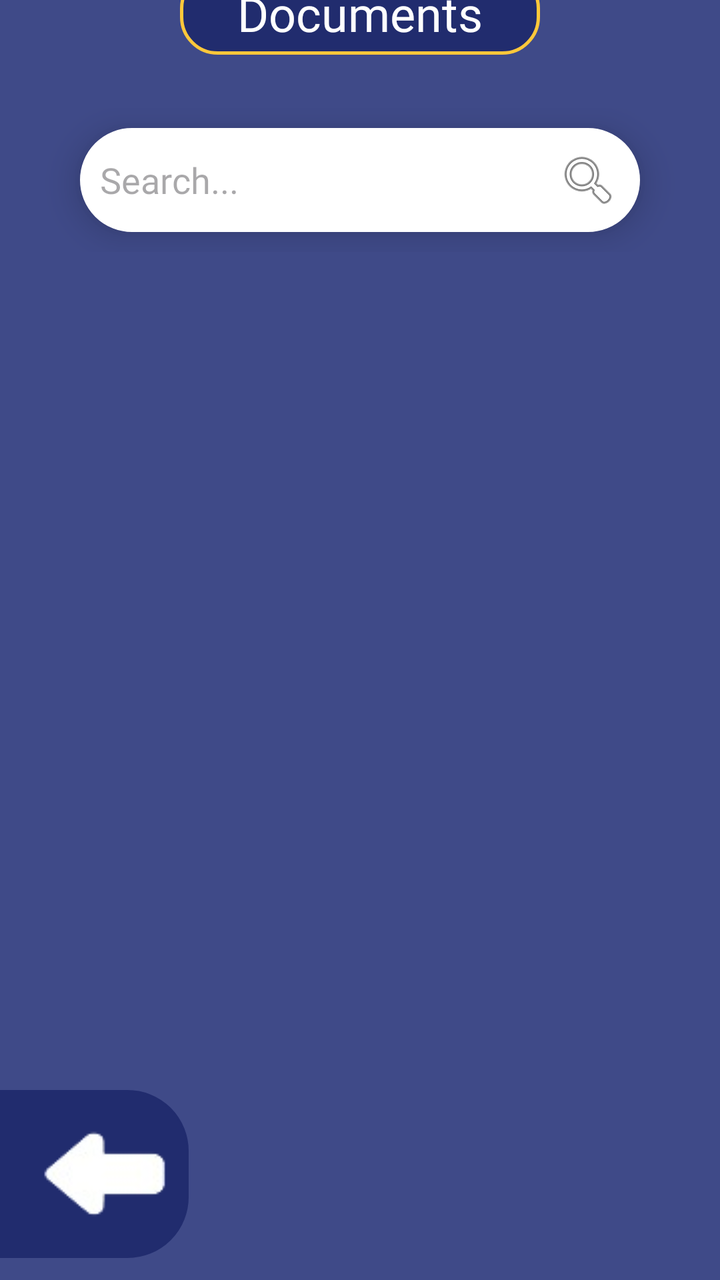
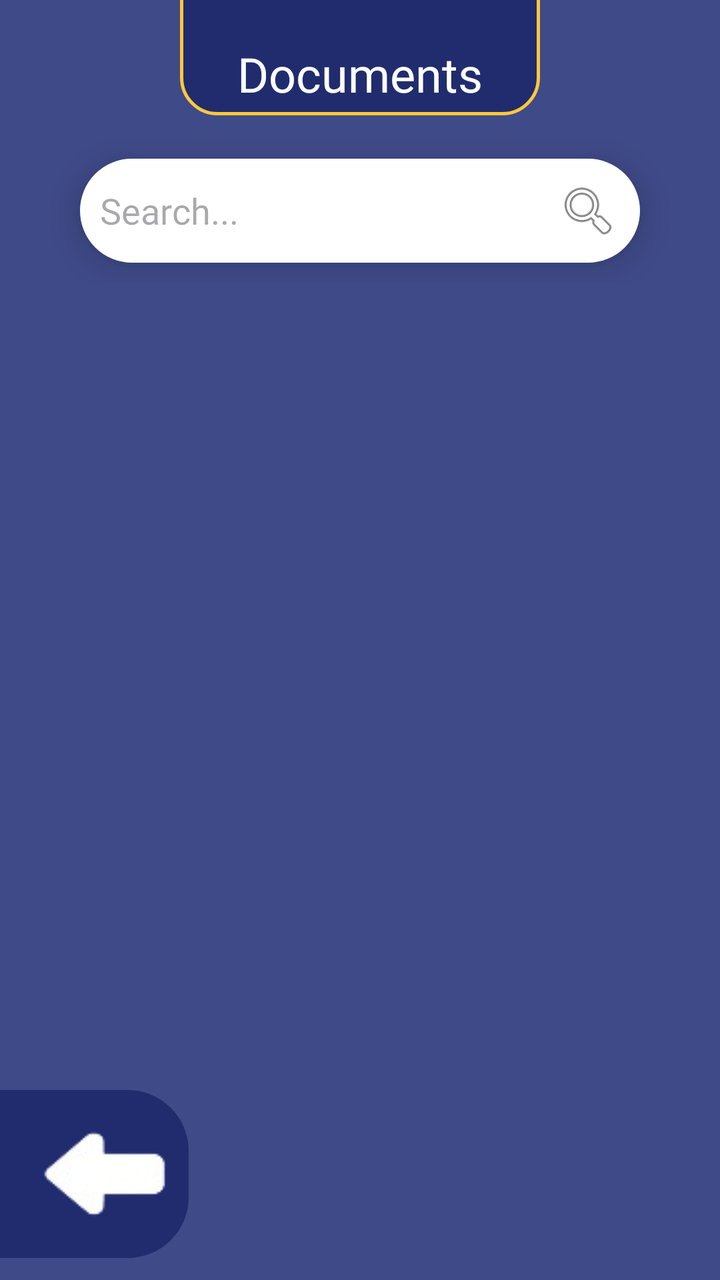

An Android layout rendered at two revisions. The XML below is the earlier revision; the diff shows what the commit changed to produce the second picture.
<!-- AndroidManifest.xml: application theme Theme.LostAndFound -->
<!-- res/layout/activity_documents.xml -->
<?xml version="1.0" encoding="utf-8"?>
<androidx.constraintlayout.widget.ConstraintLayout xmlns:android="http://schemas.android.com/apk/res/android"
    xmlns:app="http://schemas.android.com/apk/res-auto"
    xmlns:tools="http://schemas.android.com/tools"
    android:id="@+id/main"
    android:background="#3F4A88"
    android:layout_width="match_parent"
    android:layout_height="match_parent"
    android:fitsSystemWindows="false"
    tools:context="activities.lostandfound.student_filters.Electronics">


    <TextView
        android:id="@+id/TV_EmptyState"
        android:layout_width="wrap_content"
        android:layout_height="wrap_content"
        android:fontFamily="@font/konkhmer"
        android:text="There are currently no lost items post"
        android:textColor="@color/white"
        android:visibility="gone"
        android:textSize="16sp"
        app:layout_constraintBottom_toBottomOf="parent"
        app:layout_constraintEnd_toEndOf="parent"
        app:layout_constraintHorizontal_bias="0.495"
        app:layout_constraintStart_toStartOf="parent"
        app:layout_constraintTop_toTopOf="parent"
        app:layout_constraintVertical_bias="0.499" />

    <androidx.recyclerview.widget.RecyclerView
        android:id="@+id/RV_LatestPosts"
        android:layout_width="match_parent"
        android:layout_height="match_parent"
        android:layout_marginStart="20dp"
        android:layout_marginTop="175dp"
        android:layout_marginEnd="20dp"
        app:layout_constraintBottom_toBottomOf="parent"
        app:layout_constraintEnd_toEndOf="parent"
        app:layout_constraintHorizontal_bias="0.0"
        app:layout_constraintStart_toStartOf="parent"
        app:layout_constraintTop_toTopOf="parent"
        app:layout_constraintVertical_bias="0.0"
        tools:listitem="@layout/lost_item_" />


    <TextView
        android:id="@+id/textView15"
        android:layout_width="match_parent"
        android:layout_height="wrap_content"
        android:layout_marginStart="90dp"
        android:layout_marginTop="-30dp"
        android:layout_marginEnd="90dp"
        android:layout_marginBottom="12dp"
        android:background="@drawable/border"
        android:fontFamily="@font/konkhmer"
        android:gravity="center"
        android:text="Documents"
        android:textColor="@color/white"
        android:textSize="24sp"
        app:layout_constraintBottom_toTopOf="@+id/linearLayout"
        app:layout_constraintEnd_toEndOf="parent"
        app:layout_constraintHorizontal_bias="0.0"
        app:layout_constraintStart_toStartOf="parent"
        app:layout_constraintTop_toTopOf="parent" />

    <LinearLayout
        android:id="@+id/linearLayout"
        android:layout_width="match_parent"
        android:layout_height="wrap_content"
        android:orientation="vertical"
        app:layout_constraintBottom_toBottomOf="parent"
        app:layout_constraintEnd_toEndOf="parent"
        app:layout_constraintHorizontal_bias="0.0"
        app:layout_constraintStart_toStartOf="parent"
        app:layout_constraintTop_toTopOf="parent"
        app:layout_constraintVertical_bias="0.095">

        <EditText
            android:id="@+id/ET_SearchElectronic"
            android:layout_width="match_parent"
            android:layout_height="wrap_content"
            android:layout_marginStart="40dp"
            android:layout_marginTop="10dp"
            android:layout_marginEnd="40dp"
            android:layout_marginBottom="10dp"
            android:background="@drawable/rounded_border"
            android:drawableRight="@android:drawable/ic_menu_search"
            android:elevation="10dp"
            android:fontFamily="@font/konkhmer"
            android:hint="Search..."
            android:inputType="text"
            android:textSize="18sp" />
    </LinearLayout>

    <LinearLayout
        android:id="@+id/linearLayout2"
        android:layout_width="match_parent"
        android:layout_height="wrap_content"
        android:orientation="horizontal"
        app:layout_constraintBottom_toBottomOf="parent"
        app:layout_constraintEnd_toEndOf="parent"
        app:layout_constraintHorizontal_bias="0.0"
        app:layout_constraintStart_toStartOf="parent"
        app:layout_constraintTop_toTopOf="parent"
        app:layout_constraintVertical_bias="0.98">


        <ImageView
            android:id="@+id/IV_returnBtn"
            android:layout_width="wrap_content"
            android:layout_height="wrap_content"
            android:layout_marginStart="-30dp"
            android:background="@drawable/rounded_border"
            android:backgroundTint="#212C6E"
            android:paddingStart="50dp"
            android:src="@drawable/back_icon" />


    </LinearLayout>


</androidx.constraintlayout.widget.ConstraintLayout>
<!-- res/layout/lost_item_.xml (included above) -->
<?xml version="1.0" encoding="utf-8"?>
<androidx.cardview.widget.CardView xmlns:android="http://schemas.android.com/apk/res/android"
    android:layout_width="match_parent"
    android:layout_height="wrap_content"
    xmlns:app="http://schemas.android.com/apk/res-auto"
    app:cardElevation="8dp"
    app:cardCornerRadius="8dp"
    android:layout_margin="10dp">
    
    <LinearLayout
        android:layout_width="match_parent"
        android:layout_height="wrap_content"
        android:layout_marginVertical="6dp"
        android:orientation="horizontal">

        <androidx.cardview.widget.CardView
            android:layout_width="wrap_content"
            android:layout_height="match_parent"
            android:layout_marginEnd="10dp"
            android:layout_marginStart="10dp">

            <ImageView
                android:id="@+id/IV_photoicon"
                android:layout_width="128dp"
                android:layout_height="match_parent"
                android:src="@drawable/photo_placeholder"/>


        </androidx.cardview.widget.CardView>

        <RelativeLayout
            android:layout_width="wrap_content"
            android:layout_height="wrap_content">

            <TextView
                android:id="@+id/TV_Status"
                android:layout_width="wrap_content"
                android:layout_height="wrap_content"
                android:layout_alignParentEnd="true"
                android:layout_marginTop="75dp"
                android:layout_marginEnd="10dp"
                android:background="@drawable/found_border"
                android:fontFamily="@font/konkhmer"
                android:paddingStart="15dp"
                android:paddingEnd="15dp"
                android:text="Found"
                android:textColor="#51af51"
                android:textSize="16sp" />

            <LinearLayout
                android:layout_width="wrap_content"
                android:layout_height="wrap_content"
                android:layout_gravity="center_vertical"
                android:orientation="vertical">

                <TextView
                    android:id="@+id/TV_Itemname"
                    android:layout_width="wrap_content"
                    android:layout_height="wrap_content"
                    android:fontFamily="@font/konkhmer"
                    android:text="Item Name"
                    android:textColor="@color/text_color"
                    android:textSize="23sp" />

                <TextView
                    android:id="@+id/TV_Place"
                    android:layout_width="wrap_content"
                    android:layout_height="wrap_content"
                    android:layout_marginTop="-15dp"
                    android:drawableLeft="@drawable/location_icon"
                    android:fontFamily="@font/konkhmer"
                    android:text="Place"
                    android:textColor="#D4D4D4"
                    android:textSize="15sp" />

                <TextView
                    android:id="@+id/TV_Date"
                    android:layout_width="wrap_content"
                    android:layout_height="wrap_content"
                    android:layout_marginTop="-11dp"
                    android:drawableLeft="@drawable/date_icon"
                    android:fontFamily="@font/konkhmer"
                    android:text="Date"
                    android:textColor="#D4D4D4"
                    android:textSize="15sp" />

            </LinearLayout>


        </RelativeLayout>

    </LinearLayout>

</androidx.cardview.widget.CardView>
<!-- resources referenced by this layout -->
<resources>
  <color name="text_color">#1C254E</color>
  <color name="white">#FFFFFFFF</color>
  <!-- drawable border (drawable) -->
  <?xml version="1.0" encoding="utf-8"?>
  <shape xmlns:android="http://schemas.android.com/apk/res/android"
      android:shape="rectangle">
      <solid android:color="#212C6E"/>
      <corners android:radius="18dp"/>
      <stroke android:width="1.5dp" android:color="@color/yellow"/>
      <padding android:top="5dp" android:bottom="5dp" android:left="5dp" android:right="5dp"/>
  </shape>
  <!-- drawable date_icon (drawable) -->
  <vector xmlns:android="http://schemas.android.com/apk/res/android" android:height="24dp" android:tint="#D4D4D4" android:viewportHeight="24" android:viewportWidth="24" android:width="24dp">
        
      <path android:fillColor="#D4D4D4" android:pathData="M9,11L7,11v2h2v-2zM13,11h-2v2h2v-2zM17,11h-2v2h2v-2zM19,4h-1L18,2h-2v2L8,4L8,2L6,2v2L5,4c-1.11,0 -1.99,0.9 -1.99,2L3,20c0,1.1 0.89,2 2,2h14c1.1,0 2,-0.9 2,-2L21,6c0,-1.1 -0.9,-2 -2,-2zM19,20L5,20L5,9h14v11z"/>
      
  </vector>
  <!-- drawable found_border (drawable) -->
  <?xml version="1.0" encoding="utf-8"?>
  <shape xmlns:android="http://schemas.android.com/apk/res/android"
      android:shape="rectangle">
      <solid android:color="#82ED82"/>
      <corners android:radius="8dp"/>
  </shape>
  <!-- drawable location_icon (drawable) -->
  <vector xmlns:android="http://schemas.android.com/apk/res/android"
      android:height="24dp"
      android:tint="#D4D4D4" android:viewportHeight="960" android:viewportWidth="960" android:width="24dp">
        
      <path android:fillColor="#D4D4D4"
          android:pathData="M480,480Q513,480 536.5,456.5Q560,433 560,400Q560,367 536.5,343.5Q513,320 480,320Q447,320 423.5,343.5Q400,367 400,400Q400,433 423.5,456.5Q447,480 480,480ZM480,774Q602,662 661,570.5Q720,479 720,408Q720,299 650.5,229.5Q581,160 480,160Q379,160 309.5,229.5Q240,299 240,408Q240,479 299,570.5Q358,662 480,774ZM480,880Q319,743 239.5,625.5Q160,508 160,408Q160,258 256.5,169Q353,80 480,80Q607,80 703.5,169Q800,258 800,408Q800,508 720.5,625.5Q641,743 480,880ZM480,400Q480,400 480,400Q480,400 480,400Q480,400 480,400Q480,400 480,400Q480,400 480,400Q480,400 480,400Q480,400 480,400Q480,400 480,400Z"/>
      
  </vector>
  <!-- drawable rounded_border (drawable) -->
  <?xml version="1.0" encoding="utf-8"?>
  <shape xmlns:android="http://schemas.android.com/apk/res/android"
      android:shape="rectangle">
      <solid android:color="#ffffff"/>
      <corners android:radius="30dp"/>
      <stroke android:width="1dp" android:color="@color/white"/>
      <padding android:top="10dp" android:bottom="10dp" android:left="10dp" android:right="10dp"/>
  </shape>
  <style name="Theme.LostAndFound" parent="Base.Theme.LostAndFound" />
  <color name="yellow">#FFC83A</color>
  <style name="Base.Theme.LostAndFound" parent="Theme.Material3.DayNight.NoActionBar">
          
          
      </style>
  <!-- unchanged entries left out for length: 2 -->
</resources>

<!-- the commit's change to res/layout/activity_documents.xml (unified diff, before → after) -->
@@ -31,7 +31,7 @@
         android:layout_width="match_parent"
         android:layout_height="match_parent"
         android:layout_marginStart="20dp"
-        android:layout_marginTop="175dp"
+        android:layout_marginTop="185dp"
         android:layout_marginEnd="20dp"
         app:layout_constraintBottom_toBottomOf="parent"
         app:layout_constraintEnd_toEndOf="parent"
@@ -53,6 +53,7 @@
         android:background="@drawable/border"
         android:fontFamily="@font/konkhmer"
         android:gravity="center"
+        android:paddingTop="50dp"
         android:text="Documents"
         android:textColor="@color/white"
         android:textSize="24sp"
@@ -60,7 +61,8 @@
         app:layout_constraintEnd_toEndOf="parent"
         app:layout_constraintHorizontal_bias="0.0"
         app:layout_constraintStart_toStartOf="parent"
-        app:layout_constraintTop_toTopOf="parent" />
+        app:layout_constraintTop_toTopOf="parent"
+        app:layout_constraintVertical_bias="0.466" />
 
     <LinearLayout
         android:id="@+id/linearLayout"
@@ -72,7 +74,7 @@
         app:layout_constraintHorizontal_bias="0.0"
         app:layout_constraintStart_toStartOf="parent"
         app:layout_constraintTop_toTopOf="parent"
-        app:layout_constraintVertical_bias="0.095">
+        app:layout_constraintVertical_bias="0.122">
 
         <EditText
             android:id="@+id/ET_SearchElectronic"
@@ -123,7 +125,7 @@
 <?xml version="1.0" encoding="utf-8"?>
 <androidx.cardview.widget.CardView xmlns:android="http://schemas.android.com/apk/res/android"
     android:layout_width="match_parent"
-    android:layout_height="wrap_content"
+    android:layout_height="120dp"
     xmlns:app="http://schemas.android.com/apk/res-auto"
     app:cardElevation="8dp"
     app:cardCornerRadius="8dp"
@@ -176,6 +178,7 @@
                 android:orientation="vertical">
 
                 <TextView
+                    android:includeFontPadding="false"
                     android:id="@+id/TV_Itemname"
                     android:layout_width="wrap_content"
                     android:layout_height="wrap_content"
<!-- resource entries referenced after the edit -->
@@ -47,6 +47,10 @@
   <style name="Base.Theme.LostAndFound" parent="Theme.Material3.DayNight.NoActionBar">
           
           
+              <item name="drawerArrowStyle">@style/DrawerIcon</item>
+      </style>
+  <style name="DrawerIcon" parent="Widget.AppCompat.DrawerArrowToggle">
+          <item name="color">@color/white</item>
       </style>
   <!-- unchanged entries left out for length: 2 -->
 </resources>
